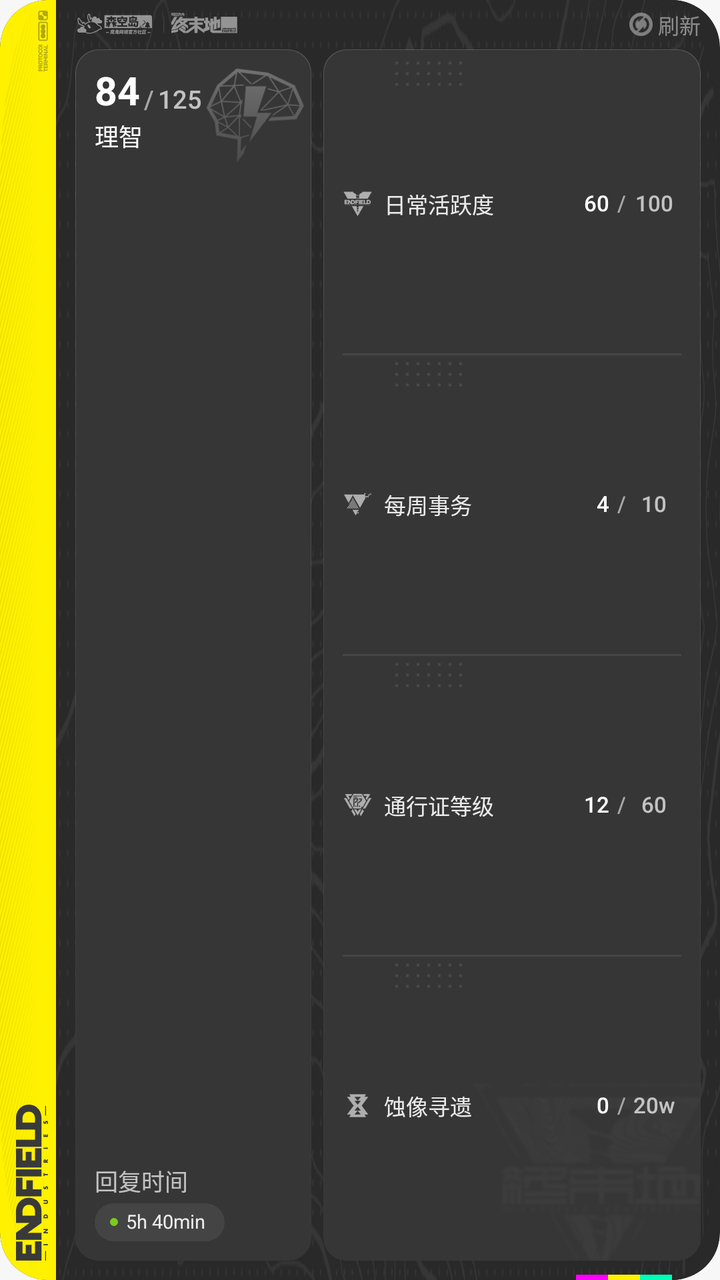
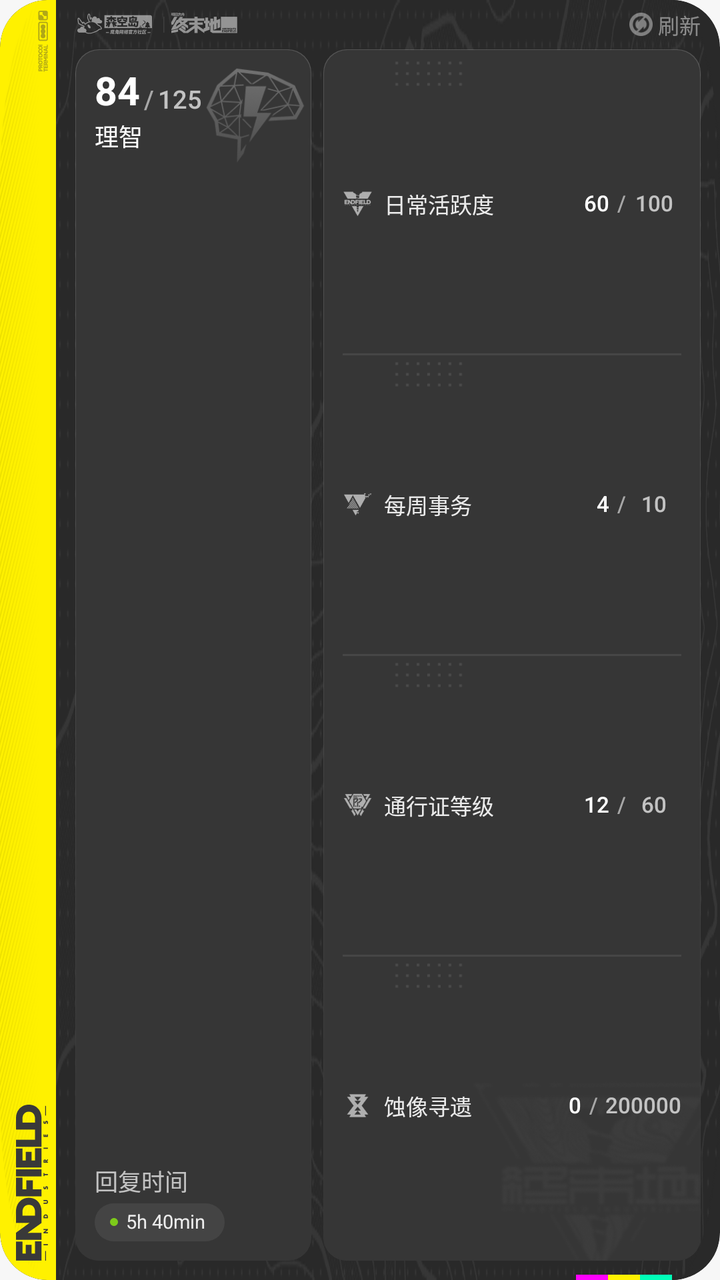

Compare the two renders of this Android layout. The source of the first and the diff that turns it into the second are given below.
<!-- AndroidManifest.xml: application theme Theme.Tsuki -->
<!-- res/layout/endfield_widget_preview.xml -->
<?xml version="1.0" encoding="utf-8"?>
<FrameLayout xmlns:android="http://schemas.android.com/apk/res/android" xmlns:tools="http://schemas.android.com/tools"
    android:id="@android:id/background" android:forceDarkAllowed="false" android:layout_width="match_parent"
    android:layout_height="match_parent" android:background="@drawable/widget_endfield_surface" android:clipToOutline="true"
    tools:ignore="NestedWeights">
  <ImageView android:layout_width="match_parent" android:layout_height="match_parent"
      android:src="@drawable/widget_endfield_bg_v3" android:scaleType="fitXY" android:importantForAccessibility="no" />
  <LinearLayout android:layout_width="match_parent" android:layout_height="match_parent"
      android:orientation="horizontal" android:baselineAligned="false">
    <FrameLayout android:layout_width="wrap_content" android:layout_height="match_parent">
      <ImageView android:layout_width="28dp" android:layout_height="match_parent"
          android:background="@drawable/widget_endfield_band_shape" android:importantForAccessibility="no" />
      <ImageView android:layout_width="28dp" android:layout_height="match_parent"
          android:src="@drawable/widget_endfield_band_hatch" android:scaleType="fitXY" android:importantForAccessibility="no" />
      <ImageView android:layout_width="5dp" android:layout_height="31.3dp"
          android:layout_gravity="top|end" android:layout_marginTop="5dp" android:layout_marginEnd="4dp"
          android:src="@drawable/widget_endfield_band_marks_v2" android:scaleType="fitCenter" android:importantForAccessibility="no" />
      <ImageView android:layout_width="16dp" android:layout_height="78dp"
          android:layout_gravity="bottom|end" android:layout_marginBottom="9.5dp" android:layout_marginEnd="4dp"
          android:src="@drawable/widget_endfield_band_word_v2" android:scaleType="fitCenter" android:importantForAccessibility="no" />
    </FrameLayout>
    <LinearLayout android:layout_width="0dp" android:layout_height="match_parent" android:layout_weight="1"
        android:orientation="vertical" android:paddingStart="9.5dp" android:paddingEnd="9.5dp" android:paddingTop="0dp"
        android:paddingBottom="9.5dp">
      <LinearLayout android:layout_width="match_parent" android:layout_height="24.5dp" android:gravity="center_vertical"
          android:orientation="horizontal" android:baselineAligned="false">
        <LinearLayout android:id="@+id/endfield_brand" android:layout_width="wrap_content" android:layout_height="wrap_content"
            android:gravity="center_vertical" android:orientation="horizontal" android:baselineAligned="false">
          <ImageView android:layout_width="83dp" android:layout_height="12dp" android:scaleType="fitCenter" android:src="@drawable/widget_endfield_brand_v2" android:importantForAccessibility="no" />
        </LinearLayout>
        <FrameLayout android:id="@+id/endfield_header_space" android:layout_width="0dp" android:layout_height="match_parent"
            android:layout_weight="1" />
        <LinearLayout android:layout_width="wrap_content" android:layout_height="match_parent" android:paddingStart="8dp"
            android:paddingEnd="0dp" android:gravity="center_vertical" android:orientation="horizontal" android:baselineAligned="false"
            tools:ignore="UseCompoundDrawables">
          <ImageView android:layout_width="11.5dp" android:layout_height="11.5dp"
              android:src="@drawable/widget_endfield_refresh_v3" android:importantForAccessibility="no" />
          <TextView android:layout_width="wrap_content" android:layout_height="wrap_content" android:text="@string/status_refresh" android:textColor="@color/widget_endfield_refresh_text" android:layout_marginStart="2.8dp" style="@style/WidgetEndfield.Brand" />
        </LinearLayout>
      </LinearLayout>
      <LinearLayout android:layout_width="match_parent" android:layout_height="0dp" android:layout_weight="1"
          android:orientation="horizontal" android:baselineAligned="false">
        <FrameLayout android:layout_width="0dp" android:layout_height="match_parent"
            android:layout_weight="0.77" android:layout_marginEnd="6dp" android:background="@drawable/widget_endfield_panel">
          <ImageView android:layout_width="53dp" android:layout_height="56dp" android:layout_gravity="top|end"
              android:layout_marginTop="2dp" android:scaleType="fitCenter" android:src="@drawable/widget_endfield_sanity_v2"
              android:importantForAccessibility="no" />
          <LinearLayout android:layout_width="match_parent" android:layout_height="match_parent"
              android:orientation="vertical" android:paddingStart="9.5dp" android:paddingEnd="7dp" android:paddingTop="9.5dp"
              android:paddingBottom="9.5dp">
            <LinearLayout android:layout_width="wrap_content" android:layout_height="wrap_content" android:gravity="bottom" android:orientation="horizontal" android:baselineAligned="false">
              <TextView android:layout_width="wrap_content" android:layout_height="wrap_content" android:text="@string/endfield_preview_sanity" android:textColor="@color/widget_endfield_text" style="@style/WidgetEndfield.Amount" />
              <TextView android:layout_width="wrap_content" android:layout_height="wrap_content" android:text="@string/endfield_slash" android:textColor="@color/widget_endfield_slash" android:paddingStart="2dp" android:paddingEnd="2dp" style="@style/WidgetEndfield.AmountMax" />
              <TextView android:layout_width="wrap_content" android:layout_height="wrap_content" android:text="@string/endfield_preview_sanity_max" android:textColor="@color/widget_endfield_secondary" style="@style/WidgetEndfield.AmountMax" />
            </LinearLayout>
            <TextView android:layout_width="wrap_content" android:layout_height="wrap_content" android:text="@string/endfield_label_sanity" android:textColor="@color/widget_endfield_text" android:layout_marginTop="1.5dp" style="@style/WidgetEndfield.SanityLabel" />
            <FrameLayout android:id="@+id/endfield_sanity_space" android:layout_width="match_parent" android:layout_height="0dp"
                android:layout_weight="1" />
            <TextView android:layout_width="wrap_content" android:layout_height="wrap_content" android:text="@string/endfield_label_recovery" android:textColor="@color/widget_endfield_secondary" style="@style/WidgetEndfield.Caption" />
            <LinearLayout android:layout_width="wrap_content" android:layout_height="19dp"
                android:layout_marginTop="3dp" android:paddingStart="7.5dp" android:paddingEnd="9.5dp" android:gravity="center_vertical"
                android:background="@drawable/widget_endfield_pill" android:orientation="horizontal" android:baselineAligned="false"
                tools:ignore="UseCompoundDrawables">
              <ImageView android:layout_width="4dp" android:layout_height="4dp"
                  android:layout_marginEnd="4dp" android:src="@drawable/widget_endfield_dot_green" android:importantForAccessibility="no" />
              <TextView android:layout_width="wrap_content" android:layout_height="wrap_content" android:text="@string/endfield_preview_sanity_time" android:textColor="@color/widget_endfield_row_text" style="@style/WidgetEndfield.Pill" />
            </LinearLayout>
          </LinearLayout>
        </FrameLayout>
        <FrameLayout android:layout_width="0dp" android:layout_height="match_parent"
            android:layout_weight="1.23" android:background="@drawable/widget_endfield_panel">
          <ImageView android:layout_width="120dp" android:layout_height="96dp"
              android:layout_gravity="bottom|end" android:src="@drawable/widget_endfield_panel_mark_v2"
              android:scaleType="fitXY" android:importantForAccessibility="no" />
          <LinearLayout android:layout_width="match_parent" android:layout_height="match_parent"
              android:orientation="vertical" android:paddingStart="9.5dp" android:paddingEnd="9.5dp" android:paddingTop="2.5dp"
              android:paddingBottom="2.5dp">
            <FrameLayout android:layout_width="match_parent" android:layout_height="0dp"
                android:layout_weight="1">
              <ImageView android:layout_width="38dp" android:layout_height="19dp"
                  android:layout_gravity="top|start" android:layout_marginStart="24dp"
                  android:src="@drawable/widget_endfield_item_dot" android:scaleType="fitXY" android:importantForAccessibility="no" />
              <LinearLayout android:layout_width="match_parent" android:layout_height="wrap_content"
                  android:layout_gravity="center_vertical" android:orientation="horizontal" android:gravity="center_vertical"
                  android:baselineAligned="false">
                <ImageView android:layout_width="15dp" android:layout_height="15dp"
                    android:layout_marginEnd="5.8dp" android:scaleType="fitCenter"
                    android:src="@drawable/widget_endfield_daily_v2" android:importantForAccessibility="no" />
                <TextView android:layout_width="0dp" android:layout_height="wrap_content" android:text="@string/endfield_label_daily" android:textColor="@color/widget_endfield_row_text" android:layout_weight="1" android:layout_marginEnd="4dp" style="@style/WidgetEndfield.Row" />
                <TextView android:layout_width="wrap_content" android:layout_height="wrap_content" android:text="@string/endfield_preview_daily" android:textColor="@color/widget_endfield_text" android:paddingStart="0dp" android:paddingEnd="3dp" android:gravity="end|center_vertical" style="@style/WidgetEndfield.Value" />
                <TextView android:layout_width="6dp" android:layout_height="wrap_content" android:text="@string/endfield_slash" android:textColor="@color/widget_endfield_slash" android:gravity="center" style="@style/WidgetEndfield.Value" />
                <TextView android:layout_width="27dp" android:layout_height="wrap_content" android:text="@string/endfield_preview_daily_max" android:textColor="@color/widget_endfield_secondary" android:gravity="center" style="@style/WidgetEndfield.Value" />
              </LinearLayout>
            </FrameLayout>
            <LinearLayout android:id="@+id/endfield_divider_1" android:layout_width="match_parent" android:layout_height="1dp" android:background="@color/widget_endfield_divider" android:orientation="vertical" android:importantForAccessibility="no" />
            <FrameLayout android:layout_width="match_parent" android:layout_height="0dp"
                android:layout_weight="1">
              <ImageView android:layout_width="38dp" android:layout_height="19dp"
                  android:layout_gravity="top|start" android:layout_marginStart="24dp"
                  android:src="@drawable/widget_endfield_item_dot" android:scaleType="fitXY" android:importantForAccessibility="no" />
              <LinearLayout android:layout_width="match_parent" android:layout_height="wrap_content"
                  android:layout_gravity="center_vertical" android:orientation="horizontal" android:gravity="center_vertical"
                  android:baselineAligned="false">
                <ImageView android:layout_width="15dp" android:layout_height="15dp"
                    android:layout_marginEnd="5.8dp" android:scaleType="fitCenter"
                    android:src="@drawable/widget_endfield_weekly_v2" android:importantForAccessibility="no" />
                <TextView android:layout_width="0dp" android:layout_height="wrap_content" android:text="@string/endfield_label_weekly" android:textColor="@color/widget_endfield_row_text" android:layout_weight="1" android:layout_marginEnd="4dp" style="@style/WidgetEndfield.Row" />
                <TextView android:layout_width="wrap_content" android:layout_height="wrap_content" android:text="@string/endfield_preview_weekly" android:textColor="@color/widget_endfield_text" android:paddingStart="0dp" android:paddingEnd="3dp" android:gravity="end|center_vertical" style="@style/WidgetEndfield.Value" />
                <TextView android:layout_width="6dp" android:layout_height="wrap_content" android:text="@string/endfield_slash" android:textColor="@color/widget_endfield_slash" android:gravity="center" style="@style/WidgetEndfield.Value" />
                <TextView android:layout_width="27dp" android:layout_height="wrap_content" android:text="@string/endfield_preview_weekly_max" android:textColor="@color/widget_endfield_secondary" android:gravity="center" style="@style/WidgetEndfield.Value" />
              </LinearLayout>
            </FrameLayout>
            <LinearLayout android:id="@+id/endfield_divider_2" android:layout_width="match_parent" android:layout_height="1dp" android:background="@color/widget_endfield_divider" android:orientation="vertical" android:importantForAccessibility="no" />
            <FrameLayout android:layout_width="match_parent" android:layout_height="0dp"
                android:layout_weight="1">
              <ImageView android:layout_width="38dp" android:layout_height="19dp"
                  android:layout_gravity="top|start" android:layout_marginStart="24dp"
                  android:src="@drawable/widget_endfield_item_dot" android:scaleType="fitXY" android:importantForAccessibility="no" />
              <LinearLayout android:layout_width="match_parent" android:layout_height="wrap_content"
                  android:layout_gravity="center_vertical" android:orientation="horizontal" android:gravity="center_vertical"
                  android:baselineAligned="false">
                <ImageView android:layout_width="15dp" android:layout_height="15dp"
                    android:layout_marginEnd="5.8dp" android:scaleType="fitCenter"
                    android:src="@drawable/widget_endfield_pass_v2" android:importantForAccessibility="no" />
                <TextView android:layout_width="0dp" android:layout_height="wrap_content" android:text="@string/endfield_label_pass" android:textColor="@color/widget_endfield_row_text" android:layout_weight="1" android:layout_marginEnd="4dp" style="@style/WidgetEndfield.Row" />
                <TextView android:layout_width="wrap_content" android:layout_height="wrap_content" android:text="@string/endfield_preview_pass" android:textColor="@color/widget_endfield_text" android:paddingStart="0dp" android:paddingEnd="3dp" android:gravity="end|center_vertical" style="@style/WidgetEndfield.Value" />
                <TextView android:layout_width="6dp" android:layout_height="wrap_content" android:text="@string/endfield_slash" android:textColor="@color/widget_endfield_slash" android:gravity="center" style="@style/WidgetEndfield.Value" />
                <TextView android:layout_width="27dp" android:layout_height="wrap_content" android:text="@string/endfield_preview_pass_max" android:textColor="@color/widget_endfield_secondary" android:gravity="center" style="@style/WidgetEndfield.Value" />
              </LinearLayout>
            </FrameLayout>
            <LinearLayout android:id="@+id/endfield_divider_3" android:layout_width="match_parent" android:layout_height="1dp" android:background="@color/widget_endfield_divider" android:orientation="vertical" android:importantForAccessibility="no" />
            <FrameLayout android:layout_width="match_parent" android:layout_height="0dp"
                android:layout_weight="1">
              <ImageView android:layout_width="38dp" android:layout_height="19dp"
                  android:layout_gravity="top|start" android:layout_marginStart="24dp"
                  android:src="@drawable/widget_endfield_item_dot" android:scaleType="fitXY" android:importantForAccessibility="no" />
              <LinearLayout android:layout_width="match_parent" android:layout_height="wrap_content"
                  android:layout_gravity="center_vertical" android:orientation="horizontal" android:gravity="center_vertical"
                  android:baselineAligned="false">
                <ImageView android:layout_width="15dp" android:layout_height="15dp"
                    android:layout_marginEnd="5.8dp" android:scaleType="fitCenter"
                    android:src="@drawable/widget_endfield_seek" android:importantForAccessibility="no" />
                <TextView android:layout_width="0dp" android:layout_height="wrap_content" android:text="@string/endfield_label_seek" android:textColor="@color/widget_endfield_row_text" android:layout_weight="1" android:layout_marginEnd="4dp" style="@style/WidgetEndfield.Row" />
                <TextView android:layout_width="wrap_content" android:layout_height="wrap_content" android:text="@string/endfield_preview_seek" android:textColor="@color/widget_endfield_text" android:paddingStart="0dp" android:paddingEnd="3dp" android:gravity="end|center_vertical" style="@style/WidgetEndfield.Value" />
                <TextView android:layout_width="6dp" android:layout_height="wrap_content" android:text="@string/endfield_slash" android:textColor="@color/widget_endfield_slash" android:gravity="center" style="@style/WidgetEndfield.Value" />
                <TextView android:layout_width="27dp" android:layout_height="wrap_content" android:text="@string/endfield_preview_seek_max" android:textColor="@color/widget_endfield_secondary" android:gravity="center" style="@style/WidgetEndfield.Value" />
              </LinearLayout>
            </FrameLayout>
          </LinearLayout>
        </FrameLayout>
      </LinearLayout>
    </LinearLayout>
  </LinearLayout>
  <LinearLayout android:layout_width="wrap_content" android:layout_height="2.5dp"
      android:layout_gravity="bottom|end" android:layout_marginEnd="24dp" android:orientation="horizontal"
      android:importantForAccessibility="no">
    <LinearLayout android:layout_width="16dp" android:layout_height="match_parent" android:background="@color/widget_endfield_magenta" android:orientation="vertical" android:importantForAccessibility="no" />
    <LinearLayout android:layout_width="16dp" android:layout_height="match_parent" android:background="@color/widget_endfield_yellow" android:orientation="vertical" android:importantForAccessibility="no" />
    <LinearLayout android:layout_width="16dp" android:layout_height="match_parent" android:background="@color/widget_endfield_cyan" android:orientation="vertical" android:importantForAccessibility="no" />
  </LinearLayout>
</FrameLayout>
<!-- resources referenced by this layout -->
<resources>
  <color name="widget_endfield_cyan">#FF00FFB8</color>
  <color name="widget_endfield_divider">#14FFFFFF</color>
  <color name="widget_endfield_magenta">#FFFF00FE</color>
  <color name="widget_endfield_refresh_text">#73FFFFFF</color>
  <color name="widget_endfield_row_text">#E6FFFFFF</color>
  <color name="widget_endfield_secondary">#B2FFFFFF</color>
  <color name="widget_endfield_slash">#FFA7A7A7</color>
  <color name="widget_endfield_text">#FFFFFFFF</color>
  <color name="widget_endfield_yellow">#FFFFF100</color>
  <!-- drawable widget_endfield_pill (drawable) -->
  <?xml version="1.0" encoding="utf-8"?>
  <shape xmlns:android="http://schemas.android.com/apk/res/android" android:shape="rectangle">
      <solid android:color="@color/widget_endfield_pill" />
      <corners android:radius="100dp" />
  </shape>
  <string name="endfield_label_daily">日常活跃度</string>
  <string name="endfield_label_pass">通行证等级</string>
  <string name="endfield_label_recovery">回复时间</string>
  <string name="endfield_label_sanity">理智</string>
  <string name="endfield_label_seek">蚀像寻遗</string>
  <string name="endfield_label_weekly">每周事务</string>
  <string name="endfield_preview_daily" translatable="false">60</string>
  <string name="endfield_preview_daily_max" translatable="false">100</string>
  <string name="endfield_preview_pass" translatable="false">12</string>
  <string name="endfield_preview_pass_max" translatable="false">60</string>
  <string name="endfield_preview_sanity" translatable="false">84</string>
  <string name="endfield_preview_sanity_max" translatable="false">125</string>
  <string name="endfield_preview_sanity_time" translatable="false">5h 40min</string>
  <string name="endfield_preview_seek" translatable="false">0</string>
  <string name="endfield_preview_seek_max" translatable="false">20w</string>
  <string name="endfield_preview_weekly" translatable="false">4</string>
  <string name="endfield_preview_weekly_max" translatable="false">10</string>
  <string name="endfield_slash" translatable="false">/</string>
  <string name="status_refresh">刷新</string>
  <style name="WidgetEndfield.Amount">
          <item name="android:textSize">@dimen/widget_endfield_amount</item>
          <item name="android:fontFamily">sans-serif-medium</item>
          <item name="android:textStyle">bold</item>
          <item name="android:textFontWeight">700</item>
      </style>
  <style name="WidgetEndfield.AmountMax">
          <item name="android:textSize">@dimen/widget_endfield_amount_max</item>
          <item name="android:fontFamily">sans-serif-medium</item>
          <item name="android:textFontWeight">500</item>
      </style>
  <style name="WidgetEndfield.Brand"><item name="android:textSize">@dimen/widget_endfield_brand</item></style>
  <style name="WidgetEndfield.Caption"><item name="android:textSize">@dimen/widget_endfield_caption</item></style>
  <style name="WidgetEndfield.Pill"><item name="android:textSize">@dimen/widget_endfield_pill</item></style>
  <style name="WidgetEndfield.Row"><item name="android:textSize">@dimen/widget_endfield_row</item></style>
  <style name="WidgetEndfield.SanityLabel"><item name="android:textSize">@dimen/widget_endfield_sanity_label</item></style>
  <color name="widget_endfield_dot_green">#FF7DCB1A</color>
  <color name="widget_endfield_panel_rim">#33FFFFFF</color>
  <color name="widget_endfield_panel">#FF363636</color>
  <color name="widget_endfield_pill">#12FFFFFF</color>
  <color name="widget_endfield_surface">#FF292929</color>
  <dimen name="widget_endfield_amount">19.5dp</dimen>
  <dimen name="widget_endfield_amount_max">12.5dp</dimen>
  <dimen name="widget_endfield_brand">10.5dp</dimen>
  <dimen name="widget_endfield_caption">11.5dp</dimen>
  <dimen name="widget_endfield_pill">9.6dp</dimen>
  <dimen name="widget_endfield_row">11dp</dimen>
  <dimen name="widget_endfield_sanity_label">12dp</dimen>
  <dimen name="widget_endfield_value">11dp</dimen>
  <!-- unchanged entries left out for length: 19 -->
</resources>

<!-- the commit's change to res/layout/endfield_widget_preview.xml (unified diff, before → after) -->
@@ -143,7 +143,7 @@
                 <TextView android:layout_width="0dp" android:layout_height="wrap_content" android:text="@string/endfield_label_seek" android:textColor="@color/widget_endfield_row_text" android:layout_weight="1" android:layout_marginEnd="4dp" style="@style/WidgetEndfield.Row" />
                 <TextView android:layout_width="wrap_content" android:layout_height="wrap_content" android:text="@string/endfield_preview_seek" android:textColor="@color/widget_endfield_text" android:paddingStart="0dp" android:paddingEnd="3dp" android:gravity="end|center_vertical" style="@style/WidgetEndfield.Value" />
                 <TextView android:layout_width="6dp" android:layout_height="wrap_content" android:text="@string/endfield_slash" android:textColor="@color/widget_endfield_slash" android:gravity="center" style="@style/WidgetEndfield.Value" />
-                <TextView android:layout_width="27dp" android:layout_height="wrap_content" android:text="@string/endfield_preview_seek_max" android:textColor="@color/widget_endfield_secondary" android:gravity="center" style="@style/WidgetEndfield.Value" />
+                <TextView android:layout_width="wrap_content" android:layout_height="wrap_content" android:text="@string/endfield_preview_seek_max" android:textColor="@color/widget_endfield_secondary" android:paddingStart="3dp" android:paddingEnd="0dp" android:gravity="end|center_vertical" style="@style/WidgetEndfield.Value" />
               </LinearLayout>
             </FrameLayout>
           </LinearLayout>
<!-- resource entries referenced after the edit -->
@@ -29,7 +29,7 @@
   <string name="endfield_preview_sanity_max" translatable="false">125</string>
   <string name="endfield_preview_sanity_time" translatable="false">5h 40min</string>
   <string name="endfield_preview_seek" translatable="false">0</string>
-  <string name="endfield_preview_seek_max" translatable="false">20w</string>
+  <string name="endfield_preview_seek_max" translatable="false">200000</string>
   <string name="endfield_preview_weekly" translatable="false">4</string>
   <string name="endfield_preview_weekly_max" translatable="false">10</string>
   <string name="endfield_slash" translatable="false">/</string>
